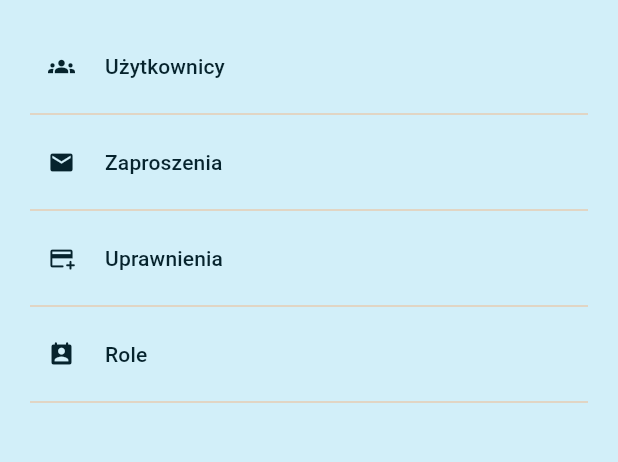
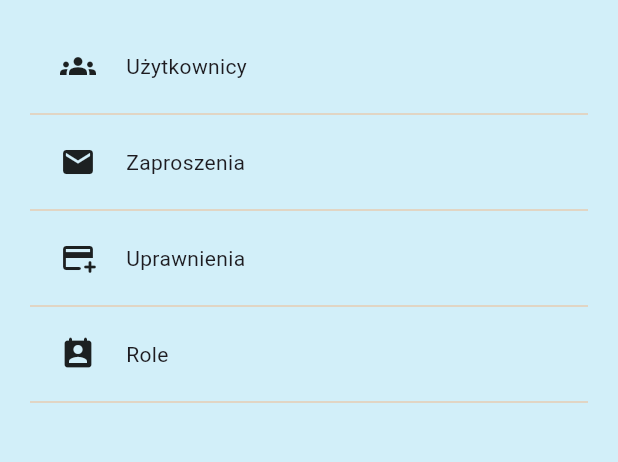
Before and after one commit to jkcoderdev/mariner-testing, a Flutter app: the screen it shows after launch, after a tap on "Pomiń logowanie", after a tap on "Administracja", on a phone screen of 412 x 824 dp, the part 84-546 px from its top. Run offline on Flutter 3.47's test engine with Material 3 defaults, Android fonts, the phone set to English and light mode, and no system bars; our stand-ins replace shared_preferences; network calls fail; project files that could hold a hidden picture were left out.

Commit message:
Updated subsections buttons by crating new component

```diff
--- /dev/null
+++ b/lib/components/subsection_button.dart
@@ -0,0 +1,38 @@
+import 'package:flutter/material.dart';
+import 'package:mariner/theme/colors.dart';
+
+class SubsectionButton extends StatelessWidget {
+  const SubsectionButton({super.key, required this.title, required this.icon, this.route});
+
+  final IconData icon;
+  final String title;
+  final String? route;
+
+  @override
+  Widget build(BuildContext context) {
+    final colors = ThemeColors.of(context);
+
+    return RawMaterialButton(
+      onPressed: (){
+      if(route != null ) Navigator.pushNamed(context, route.toString() );
+      },
+
+      fillColor: colors['background'],
+
+      elevation: 0.0,
+
+      shape: const RoundedRectangleBorder(
+        borderRadius: BorderRadius.all(Radius.circular(5.0))
+      ),
+
+      child: Padding(
+        padding: const EdgeInsets.symmetric(vertical: 10.0, horizontal: 20.0),
+        child: Row(children: [
+          Icon(icon),
+          const SizedBox(width: 20.0,),
+          Text(title)
+        ],),
+      ),
+    ) ;
+  }
+}
--- a/lib/main.dart
+++ b/lib/main.dart
@@ -7,7 +7,7 @@ import 'pages/organizacja/organizacja_page.dart';
 import 'pages/kadry/kadry_page.dart';
 import 'theme/theme.dart';
 import 'package:http/http.dart' as http;
-import 'pages/sections_page.dart';
+import 'pages/subsections_page.dart';
 import 'dart:io';
 import 'package:provider/provider.dart';
 class MyHttpOverrides extends HttpOverrides {
--- a/lib/pages/main_page.dart
+++ b/lib/pages/main_page.dart
@@ -7,7 +7,7 @@ import 'package:mariner/models/section_button_model.dart';
 
 import 'package:mariner/components/section_button.dart';
 import 'package:mariner/components/side_menu.dart';
-import 'package:mariner/pages/sections_page.dart';
+import 'package:mariner/pages/subsections_page.dart';
 
 class BtnModel {
   final String title;
--- a/lib/pages/sections_page.dart
+++ b/lib/pages/subsections_page.dart
@@ -1,5 +1,6 @@
 import 'package:mariner/components/section_button.dart';
 import 'package:flutter/material.dart';
+import 'package:mariner/components/subsection_button.dart';
 import 'package:mariner/models/section_button_model.dart';
 import 'package:mariner/theme/colors.dart';
 import 'package:mariner/components/subsection_list.dart';
@@ -36,24 +37,7 @@ class SectionsPage extends StatelessWidget {
 
                 return Column(
                   children: [
-                    TextButton(onPressed: (){
-
-                    },
-
-                        style: ButtonStyle(
-                            backgroundColor: WidgetStatePropertyAll( colors['background'] ),
-                        ),
-
-                        child: Row(
-                          children: [
-                            Icon(button.icon, color: colors['textPrimary'],),
-                            const SizedBox(width: 20.0,) ,
-                            Text(button.title,
-                              style: TextStyle(color: colors['textPrimary']),
-                            )
-                          ],
-                        )
-                    ),
+                    SubsectionButton(title: button.title, icon: button.icon),
                     Divider(color: colors['special'],)
                   ],
                 );
```
Also changed, not shown: lib/models/subsection_button_model.dart (deleted).
